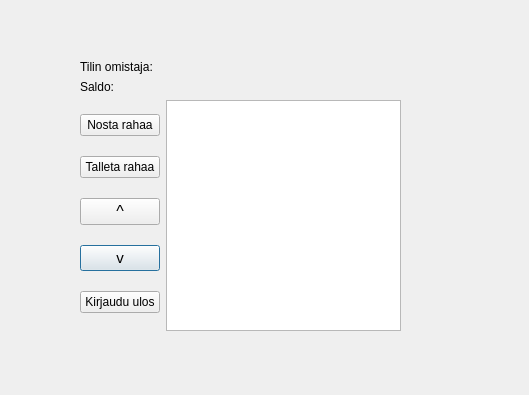
This is bankautomat/paakayttoliittyma.ui in luris123/OAMK-2022-spring-project as Qt 5 draws it before an edit. The edited form follows.
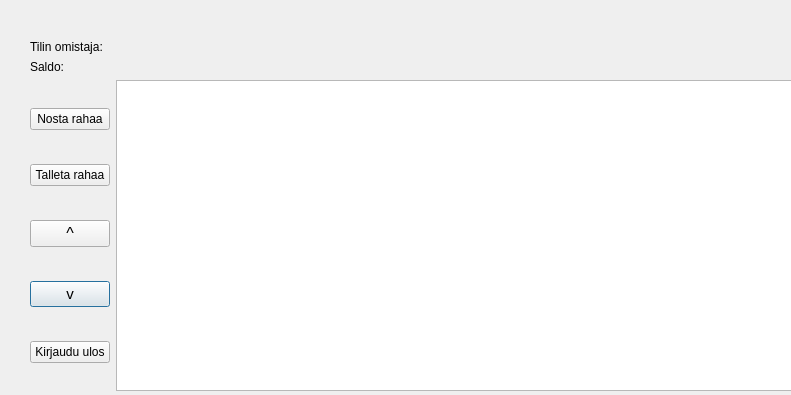
This is the edited form.

```diff
--- a/bankautomat/paakayttoliittyma.ui
+++ b/bankautomat/paakayttoliittyma.ui
@@ -6,7 +6,7 @@
    <rect>
     <x>0</x>
     <y>0</y>
-    <width>529</width>
+    <width>791</width>
     <height>395</height>
    </rect>
   </property>
@@ -16,10 +16,10 @@
   <widget class="QWidget" name="gridLayoutWidget_2">
    <property name="geometry">
     <rect>
-     <x>80</x>
-     <y>60</y>
-     <width>321</width>
-     <height>271</height>
+     <x>30</x>
+     <y>40</y>
+     <width>821</width>
+     <height>351</height>
     </rect>
    </property>
    <layout class="QGridLayout" name="gridLayout_3">
@@ -75,7 +75,11 @@
     <item row="2" column="1">
      <layout class="QHBoxLayout" name="horizontalLayout_4">
       <item>
-       <widget class="QListWidget" name="listWidget"/>
+       <widget class="QListWidget" name="listWidget">
+        <property name="enabled">
+         <bool>true</bool>
+        </property>
+       </widget>
       </item>
      </layout>
     </item>
```
